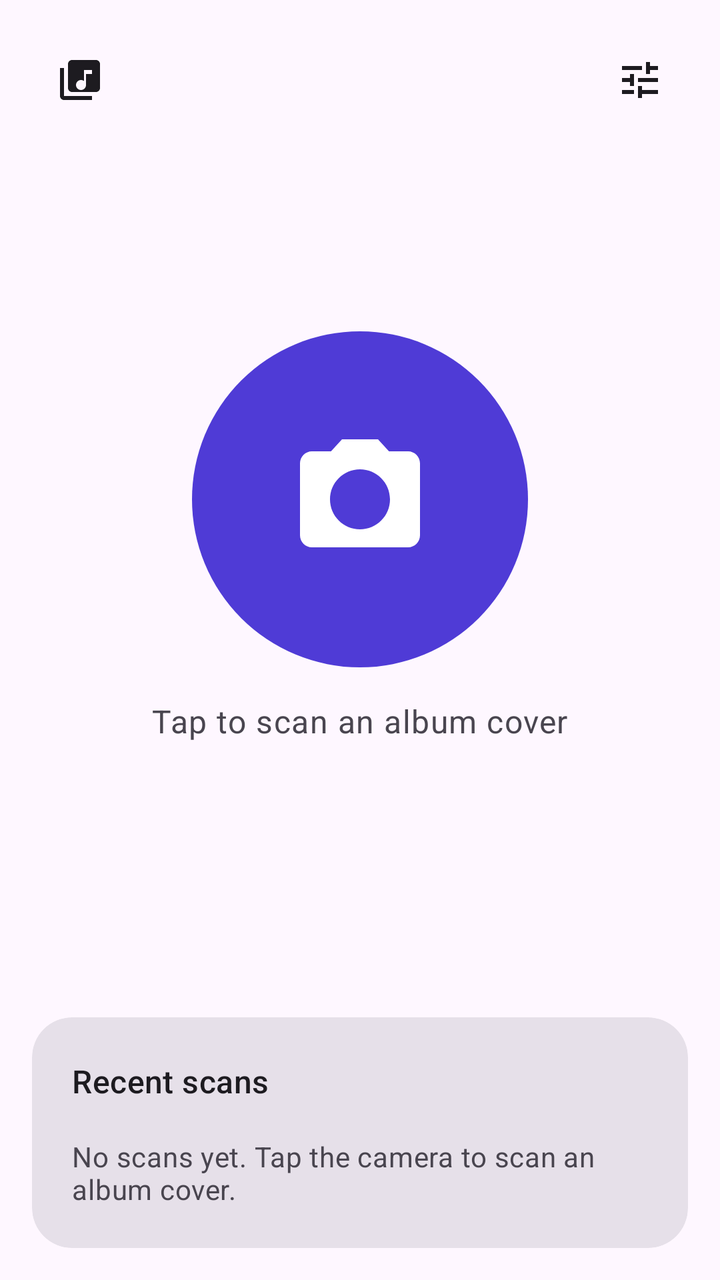
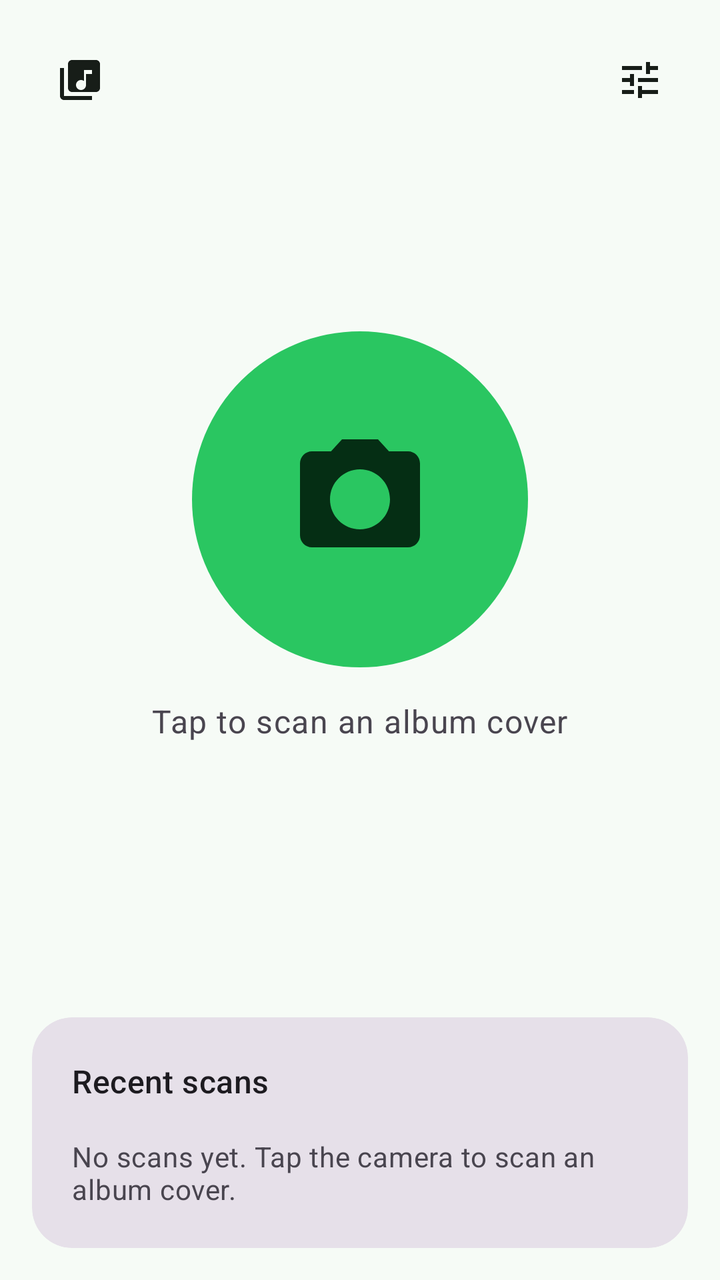

Before-and-after screenshots of an Android layout around one commit, followed by the original layout XML and the change that was made.
<!-- AndroidManifest.xml: application theme Theme.AlbumSnap -->
<!-- res/layout/activity_main_menu.xml -->
<?xml version="1.0" encoding="utf-8"?>
<androidx.constraintlayout.widget.ConstraintLayout xmlns:android="http://schemas.android.com/apk/res/android"
    xmlns:app="http://schemas.android.com/apk/res-auto"
    xmlns:tools="http://schemas.android.com/tools"
    android:id="@+id/main"
    android:layout_width="match_parent"
    android:layout_height="match_parent"
    android:padding="16dp"
    tools:context=".views.MainMenuActivity">

    <ImageButton
        android:id="@+id/btnLibrary"
        android:layout_width="48dp"
        android:layout_height="48dp"
        android:background="?attr/selectableItemBackgroundBorderless"
        android:contentDescription="@string/menu_library_cd"
        android:src="@drawable/ic_library"
        app:layout_constraintStart_toStartOf="parent"
        app:layout_constraintTop_toTopOf="parent"
        app:tint="?attr/colorOnSurface" />

    <ImageButton
        android:id="@+id/btnSettings"
        android:layout_width="48dp"
        android:layout_height="48dp"
        android:background="?attr/selectableItemBackgroundBorderless"
        android:contentDescription="@string/menu_settings_cd"
        android:src="@drawable/ic_settings"
        app:layout_constraintEnd_toEndOf="parent"
        app:layout_constraintTop_toTopOf="parent"
        app:tint="?attr/colorOnSurface" />

    <ImageButton
            android:id="@+id/btnCamera"
            android:layout_width="168dp"
            android:layout_height="168dp"
            android:background="@drawable/bg_camera_button"
            android:contentDescription="@string/menu_camera_cd"
            android:padding="48dp"
            android:scaleType="fitCenter"
            android:src="@drawable/ic_camera"
            app:layout_constraintBottom_toBottomOf="parent"
            app:layout_constraintEnd_toEndOf="parent"
            app:layout_constraintStart_toStartOf="parent"
            app:layout_constraintTop_toTopOf="parent"
            app:layout_constraintVertical_bias="0.34"
            app:tint="?attr/colorOnPrimary"/>

    <TextView
        android:id="@+id/txtScanHint"
        android:layout_width="wrap_content"
        android:layout_height="wrap_content"
        android:layout_marginTop="16dp"
        android:text="@string/menu_scan_hint"
        android:textAppearance="?attr/textAppearanceBodyLarge"
        android:textColor="?android:attr/textColorSecondary"
        app:layout_constraintEnd_toEndOf="parent"
        app:layout_constraintStart_toStartOf="parent"
        app:layout_constraintTop_toBottomOf="@id/btnCamera" />

    <com.google.android.material.card.MaterialCardView
        android:id="@+id/cardRecent"
        style="@style/Widget.Material3.CardView.Filled"
        android:layout_width="0dp"
        android:layout_height="wrap_content"
        app:cardCornerRadius="20dp"
        app:layout_constraintBottom_toBottomOf="parent"
        app:layout_constraintEnd_toEndOf="parent"
        app:layout_constraintStart_toStartOf="parent">

        <LinearLayout
            android:layout_width="match_parent"
            android:layout_height="wrap_content"
            android:orientation="vertical"
            android:padding="12dp">

            <LinearLayout
                android:id="@+id/recentHeader"
                android:layout_width="match_parent"
                android:layout_height="wrap_content"
                android:background="?attr/selectableItemBackground"
                android:clickable="true"
                android:focusable="true"
                android:gravity="center_vertical"
                android:minHeight="40dp"
                android:orientation="horizontal"
                android:paddingStart="8dp"
                android:paddingEnd="8dp">

                <TextView
                    android:id="@+id/txtRecentTitle"
                    android:layout_width="0dp"
                    android:layout_height="wrap_content"
                    android:layout_weight="1"
                    android:text="@string/menu_recent_title"
                    android:textAppearance="?attr/textAppearanceTitleMedium" />

                <ImageView
                    android:id="@+id/imgExpand"
                    android:layout_width="24dp"
                    android:layout_height="24dp"
                    android:importantForAccessibility="no"
                    android:src="@drawable/ic_expand_less"
                    android:visibility="gone"
                    app:tint="?attr/colorOnSurface" />
            </LinearLayout>

            <TextView
                android:id="@+id/txtRecentEmpty"
                android:layout_width="match_parent"
                android:layout_height="wrap_content"
                android:padding="8dp"
                android:text="@string/menu_recent_empty"
                android:textAppearance="?attr/textAppearanceBodyMedium"
                android:textColor="?android:attr/textColorSecondary" />

            <ListView
                android:id="@+id/listRecent"
                android:layout_width="match_parent"
                android:layout_height="wrap_content"
                android:divider="@null"
                android:dividerHeight="0dp"
                android:visibility="gone" />
        </LinearLayout>
    </com.google.android.material.card.MaterialCardView>
</androidx.constraintlayout.widget.ConstraintLayout>
<!-- resources referenced by this layout -->
<resources>
  <!-- drawable bg_camera_button (drawable) -->
  <?xml version="1.0" encoding="utf-8"?>
  <shape xmlns:android="http://schemas.android.com/apk/res/android"
      android:shape="oval">
      <solid android:color="?attr/colorPrimary" />
  </shape>
  <!-- drawable ic_expand_less (drawable) -->
  <?xml version="1.0" encoding="utf-8"?>
  <vector xmlns:android="http://schemas.android.com/apk/res/android"
      android:width="24dp"
      android:height="24dp"
      android:viewportWidth="24"
      android:viewportHeight="24">
      <path
          android:fillColor="#FF000000"
          android:pathData="M12,8l-6,6 1.41,1.41L12,10.83l4.59,4.58L18,14z" />
  </vector>
  <!-- drawable ic_settings (drawable) -->
  <?xml version="1.0" encoding="utf-8"?>
  <vector xmlns:android="http://schemas.android.com/apk/res/android"
      android:width="24dp"
      android:height="24dp"
      android:viewportWidth="24"
      android:viewportHeight="24">
      <path
          android:fillColor="#FF000000"
          android:pathData="M3,17v2h6v-2H3zM3,5v2h10V5H3zM13,21v-2h8v-2h-8v-2h-2v6H13zM7,9v2H3v2h4v2h2V9H7zM21,13v-2H11v2H21zM15,9h2V7h4V5h-4V3h-2V9z" />
  </vector>
  <string name="menu_camera_cd">Scan an album</string>
  <string name="menu_library_cd">Library</string>
  <string name="menu_recent_empty">No scans yet. Tap the camera to scan an album cover.</string>
  <string name="menu_recent_title">Recent scans</string>
  <string name="menu_scan_hint">Tap to scan an album cover</string>
  <string name="menu_settings_cd">Settings</string>
  <style name="Theme.AlbumSnap" parent="Base.Theme.AlbumSnap" />
  <style name="Base.Theme.AlbumSnap" parent="Theme.Material3.DayNight.NoActionBar">
          <item name="colorPrimary">@color/brand_primary</item>
          <item name="colorOnPrimary">@color/white</item>
          <item name="colorPrimaryContainer">@color/brand_primary_container</item>
          <item name="colorOnPrimaryContainer">@color/brand_on_primary_container</item>
      </style>
  <color name="brand_primary">#FF4F3BD6</color>
  <color name="white">#FFFFFFFF</color>
  <color name="brand_primary_container">#FFE4DFFF</color>
  <color name="brand_on_primary_container">#FF14006B</color>
  <!-- unchanged entries left out for length: 2 -->
</resources>

<!-- the commit's change to res/layout/activity_main_menu.xml (unified diff, before → after) -->
@@ -31,20 +31,20 @@
         app:tint="?attr/colorOnSurface" />
 
     <ImageButton
-            android:id="@+id/btnCamera"
-            android:layout_width="168dp"
-            android:layout_height="168dp"
-            android:background="@drawable/bg_camera_button"
-            android:contentDescription="@string/menu_camera_cd"
-            android:padding="48dp"
-            android:scaleType="fitCenter"
-            android:src="@drawable/ic_camera"
-            app:layout_constraintBottom_toBottomOf="parent"
-            app:layout_constraintEnd_toEndOf="parent"
-            app:layout_constraintStart_toStartOf="parent"
-            app:layout_constraintTop_toTopOf="parent"
-            app:layout_constraintVertical_bias="0.34"
-            app:tint="?attr/colorOnPrimary"/>
+        android:id="@+id/btnCamera"
+        android:layout_width="168dp"
+        android:layout_height="168dp"
+        android:background="@drawable/bg_camera_button"
+        android:contentDescription="@string/menu_camera_cd"
+        android:padding="48dp"
+        android:scaleType="fitCenter"
+        android:src="@drawable/ic_camera"
+        app:layout_constraintBottom_toBottomOf="parent"
+        app:layout_constraintEnd_toEndOf="parent"
+        app:layout_constraintStart_toStartOf="parent"
+        app:layout_constraintTop_toTopOf="parent"
+        app:layout_constraintVertical_bias="0.34"
+        app:tint="?attr/colorOnPrimary" />
 
     <TextView
         android:id="@+id/txtScanHint"
<!-- resource entries referenced after the edit -->
@@ -36,15 +36,37 @@
   <string name="menu_settings_cd">Settings</string>
   <style name="Theme.AlbumSnap" parent="Base.Theme.AlbumSnap" />
   <style name="Base.Theme.AlbumSnap" parent="Theme.Material3.DayNight.NoActionBar">
-          <item name="colorPrimary">@color/brand_primary</item>
-          <item name="colorOnPrimary">@color/white</item>
-          <item name="colorPrimaryContainer">@color/brand_primary_container</item>
-          <item name="colorOnPrimaryContainer">@color/brand_on_primary_container</item>
+          <item name="colorPrimary">@color/theme_primary</item>
+          <item name="colorOnPrimary">@color/theme_on_primary</item>
+          <item name="colorPrimaryContainer">@color/theme_primary_container</item>
+          <item name="colorOnPrimaryContainer">@color/theme_on_primary_container</item>
+          <item name="colorSecondary">@color/theme_secondary</item>
+          <item name="colorOnSecondary">@color/theme_on_secondary</item>
+          <item name="colorSecondaryContainer">@color/theme_secondary_container</item>
+          <item name="colorOnSecondaryContainer">@color/theme_on_secondary_container</item>
+          <item name="android:colorBackground">@color/theme_background</item>
+          <item name="colorOnBackground">@color/theme_on_background</item>
+          <item name="colorSurface">@color/theme_surface</item>
+          <item name="colorOnSurface">@color/theme_on_surface</item>
+          <item name="colorSurfaceVariant">@color/theme_surface_variant</item>
+          <item name="colorOnSurfaceVariant">@color/theme_on_surface_variant</item>
+          <item name="colorOutline">@color/theme_outline</item>
       </style>
-  <color name="brand_primary">#FF4F3BD6</color>
-  <color name="white">#FFFFFFFF</color>
-  <color name="brand_primary_container">#FFE4DFFF</color>
-  <color name="brand_on_primary_container">#FF14006B</color>
+  <color name="theme_primary">#FF2AC661</color>
+  <color name="theme_on_primary">#FF052E14</color>
+  <color name="theme_primary_container">#FFC6F5D6</color>
+  <color name="theme_on_primary_container">#FF0A3D1E</color>
+  <color name="theme_secondary">#FF187A41</color>
+  <color name="theme_on_secondary">#FFFFFFFF</color>
+  <color name="theme_secondary_container">#FFDDEFE2</color>
+  <color name="theme_on_secondary_container">#FF123D24</color>
+  <color name="theme_background">#FFF6FBF6</color>
+  <color name="theme_on_background">#FF171D18</color>
+  <color name="theme_surface">#FFF6FBF6</color>
+  <color name="theme_on_surface">#FF171D18</color>
+  <color name="theme_surface_variant">#FFDCE5DC</color>
+  <color name="theme_on_surface_variant">#FF404941</color>
+  <color name="theme_outline">#FF707970</color>
   <!-- unchanged entries left out for length: 2 -->
 </resources>
 
